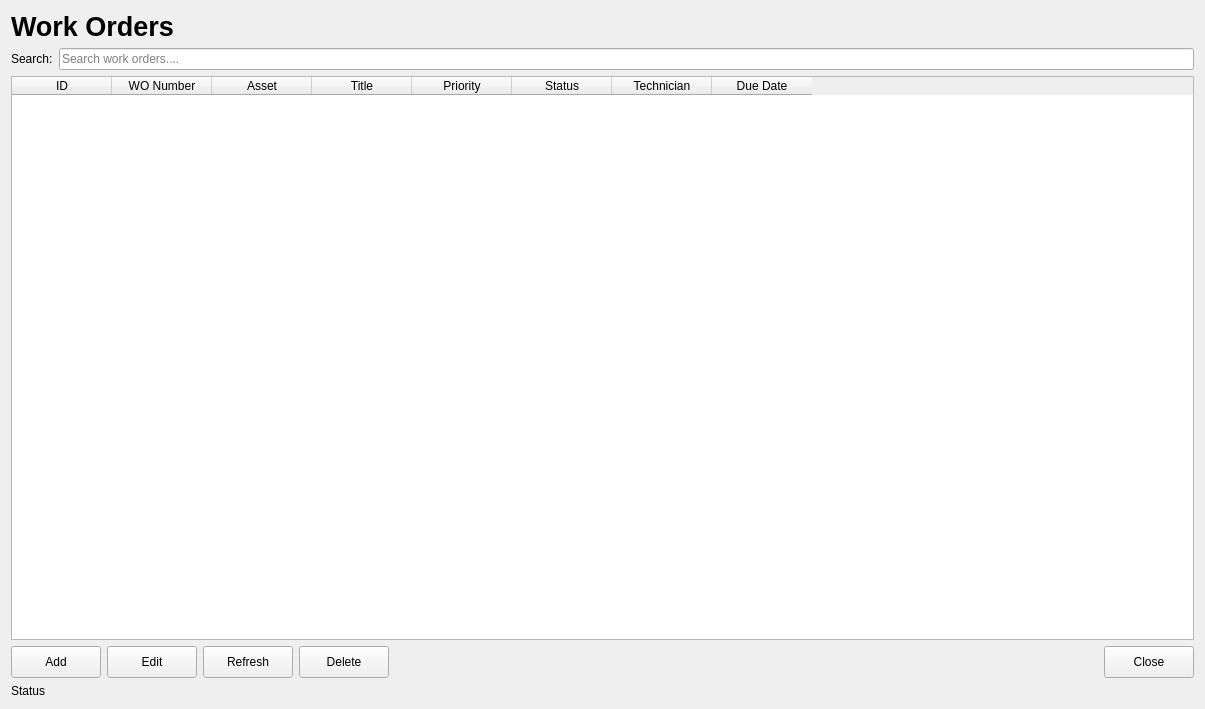
Above: MaintenanceSystem/app/ui/forms/work_orders_page.ui from Apie-dup/MaintenanceSystem before the change. Below: the same form after it.
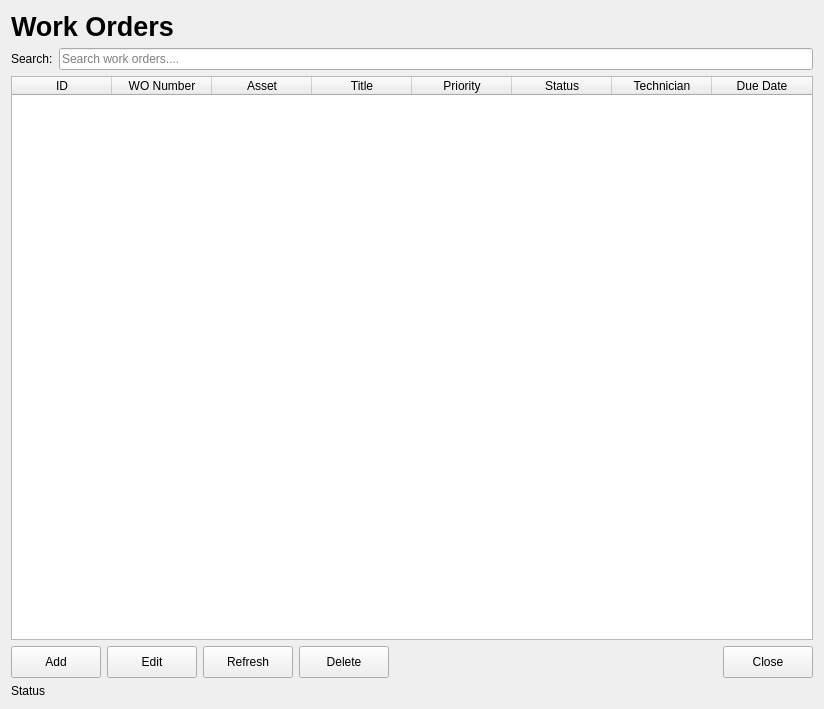
That is the form after the change.

Diff of the .ui file:
```diff
--- a/MaintenanceSystem/app/ui/forms/work_orders_page.ui
+++ b/MaintenanceSystem/app/ui/forms/work_orders_page.ui
@@ -6,7 +6,7 @@
    <rect>
     <x>0</x>
     <y>0</y>
-    <width>1205</width>
+    <width>824</width>
     <height>709</height>
    </rect>
   </property>
```
